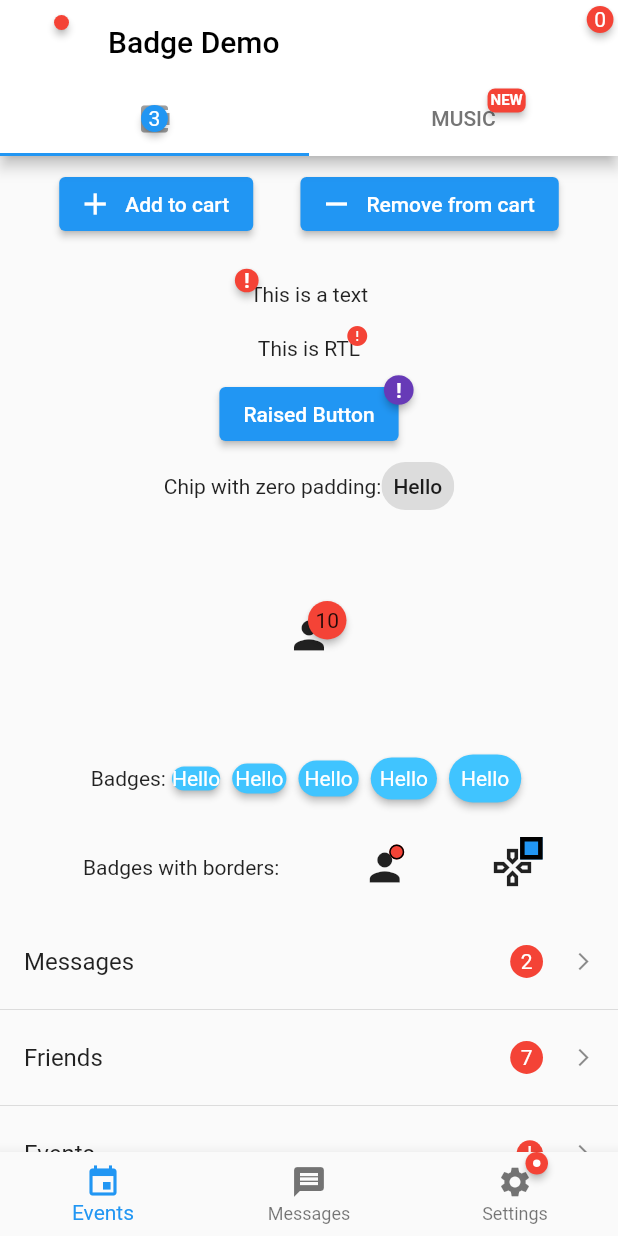
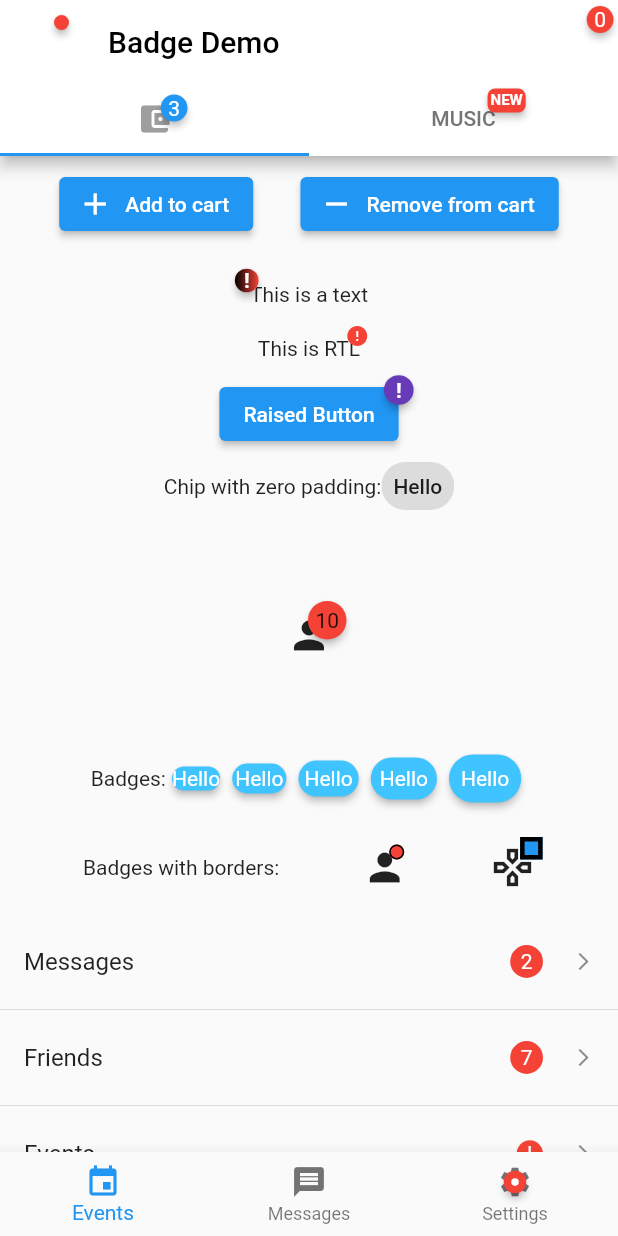
Before and after one commit to yako-dev/flutter_badges, a Flutter app: the screen it shows after launch, on a phone screen of 412 x 824 dp. Run offline on Flutter 3.47's test engine with Material 2 defaults, Android fonts, the phone set to English and light mode, and no system bars.

Commit message:
Add gradient and BadgePosition.center, update to 2.0.2

```diff
--- a/example/lib/main.dart
+++ b/example/lib/main.dart
@@ -1,4 +1,5 @@
 import 'package:badges/badges.dart';
+import 'package:flutter/cupertino.dart';
 import 'package:flutter/material.dart';
 
 void main() => runApp(MyApp());
@@ -97,7 +98,6 @@ class _HomeScreenState extends State<HomeScreen> {
       Tab(
         icon: Badge(
           badgeColor: Colors.blue,
-          position: BadgePosition(),
           badgeContent: Text(
             '3',
             style: TextStyle(color: Colors.white),
@@ -140,6 +140,7 @@ class _HomeScreenState extends State<HomeScreen> {
           label: 'Settings',
           icon: Badge(
             shape: BadgeShape.circle,
+            position: BadgePosition.center(),
             borderRadius: BorderRadius.circular(100),
             child: Icon(Icons.settings),
             badgeContent: Container(
@@ -188,12 +189,19 @@ class _HomeScreenState extends State<HomeScreen> {
       padding: const EdgeInsets.all(20),
       child: Badge(
         padding: EdgeInsets.all(6),
+        gradient: LinearGradient(colors: [
+          Colors.black,
+          Colors.red,
+        ]),
         badgeContent: Text(
           '!',
-          style: TextStyle(color: Colors.white, fontWeight: FontWeight.bold),
+          style: TextStyle(
+            color: Colors.white,
+            fontWeight: FontWeight.bold,
+          ),
         ),
+        position: BadgePosition.topStart(top: -15),
         child: Text('This is a text'),
-        position: BadgePosition.topStart(top: -15),
       ),
     );
   }
--- a/lib/src/badge.dart
+++ b/lib/src/badge.dart
@@ -35,6 +35,7 @@ class Badge extends StatefulWidget {
     this.ignorePointer = false,
     this.borderSide = BorderSide.none,
     this.stackFit = StackFit.loose,
+    this.gradient,
   }) : super(key: key);
 
   /// It defines the widget that will be wrapped by this [badgeContent].
@@ -61,6 +62,9 @@ class Badge extends StatefulWidget {
 
   /// Allows you to set the color for this [badgeContent].
   final Color badgeColor;
+
+  /// Allows you to set the gradient color for this [badgeContent]
+  final Gradient? gradient;
 
   /// This controls the size of the shadow below the material and the opacity.
   /// of the elevation overlay color if it is applied.
@@ -201,6 +205,8 @@ class BadgeState extends State<Badge> with SingleTickerProviderStateMixin {
 
     Widget _badgeView() {
       return AnimatedOpacity(
+        opacity: widget.showBadge ? 1 : 0,
+        duration: Duration(milliseconds: 200),
         child: Material(
           shape: border,
           elevation: widget.elevation,
@@ -210,8 +216,29 @@ class BadgeState extends State<Badge> with SingleTickerProviderStateMixin {
             child: widget.badgeContent,
           ),
         ),
+      );
+    }
+
+    Widget _badgeViewGradient() {
+      return AnimatedOpacity(
         opacity: widget.showBadge ? 1 : 0,
         duration: Duration(milliseconds: 200),
+        child: Material(
+          shape: border,
+          elevation: widget.elevation,
+          child: Container(
+            decoration: BoxDecoration(
+              gradient: widget.gradient,
+              shape: widget.shape == BadgeShape.circle
+                  ? BoxShape.circle
+                  : BoxShape.rectangle,
+            ),
+            child: Padding(
+              padding: widget.padding,
+              child: widget.badgeContent,
+            ),
+          ),
+        ),
       );
     }
 
@@ -219,22 +246,22 @@ class BadgeState extends State<Badge> with SingleTickerProviderStateMixin {
       if (widget.animationType == BadgeAnimationType.slide) {
         return SlideTransition(
           position: _positionTween.animate(_animation),
-          child: _badgeView(),
+          child: widget.gradient == null ? _badgeView() : _badgeViewGradient(),
         );
       } else if (widget.animationType == BadgeAnimationType.scale) {
         return ScaleTransition(
           scale: _animation,
-          child: _badgeView(),
+          child: widget.gradient == null ? _badgeView() : _badgeViewGradient(),
         );
       } else if (widget.animationType == BadgeAnimationType.fade) {
         return FadeTransition(
           opacity: _animation,
-          child: _badgeView(),
+          child: widget.gradient == null ? _badgeView() : _badgeViewGradient(),
         );
       }
     }
 
-    return _badgeView();
+    return widget.gradient == null ? _badgeView() : _badgeViewGradient();
   }
 
   @override
--- a/lib/src/badge_position.dart
+++ b/lib/src/badge_position.dart
@@ -16,8 +16,23 @@ class BadgePosition {
   /// This is the distance to the bottom side of a parent widget.
   final double? bottom;
 
+  /// This is indicate that centralise is required
+  final bool isCenter;
+
   /// This creates a new instance of this widget
-  const BadgePosition({this.top, this.end, this.bottom, this.start});
+  const BadgePosition({
+    this.top,
+    this.end,
+    this.bottom,
+    this.start,
+    this.isCenter = false,
+  });
+
+  /// Factory method that creates a new instance of this widget
+  /// according to the center
+  factory BadgePosition.center() {
+    return BadgePosition(isCenter: true);
+  }
 
   /// Factory method that creates a new instance of this widget
   /// according to [top] and [start]
--- a/lib/src/badge_positioned.dart
+++ b/lib/src/badge_positioned.dart
@@ -31,6 +31,16 @@ class BadgePositioned extends StatelessWidget {
         child: child,
       );
     }
+
+    if (position.isCenter) {
+      return Positioned.fill(
+        child: Align(
+          alignment: Alignment.center,
+          child: child,
+        ),
+      );
+    }
+
     return PositionedDirectional(
       top: position.top,
       end: position.end,
--- a/pubspec.yaml
+++ b/pubspec.yaml
@@ -1,6 +1,6 @@
 name: badges
 description: A flutter package for creating badges. Badges can be used for an additional marker for any widget, e.g. show a number of items in a shopping cart.
-version: 2.0.1
+version: 2.0.2
 homepage: https://github.com/yadaniyil/flutter_badges
 
 dependencies:
```
Also changed, not shown: 2 other files.
